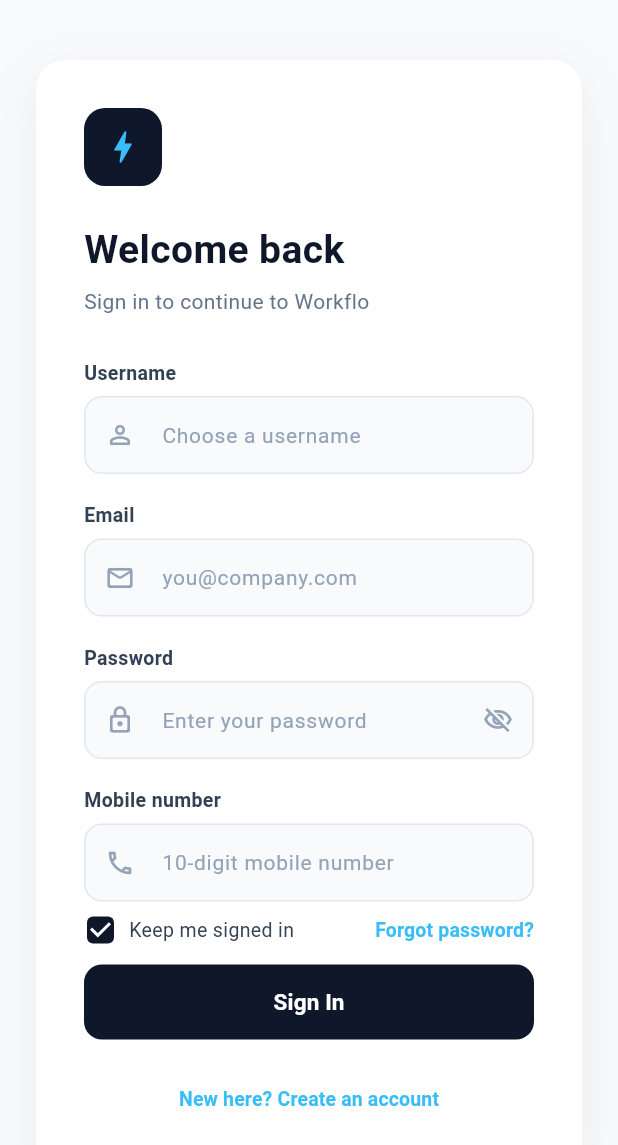
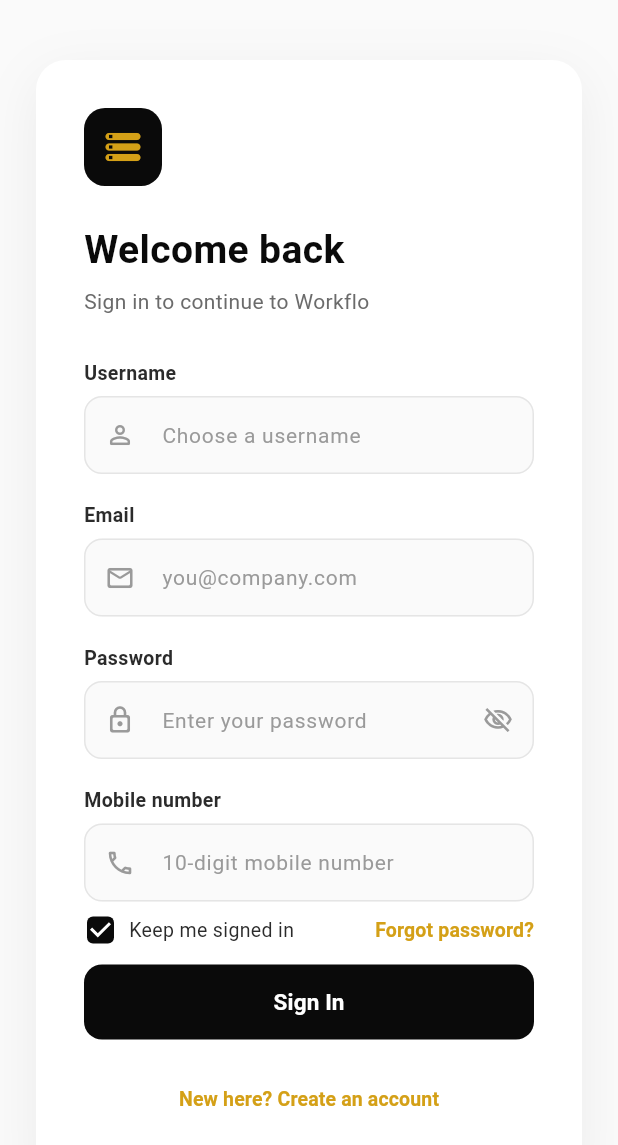
Before and after one commit to BalajiMadduru/DataVault, a Flutter app: the screen it shows after launch, on a phone screen of 412 x 824 dp. Shown: the top 1145 px of the screen. Run offline on Flutter 3.47's test engine with Material 3 defaults, Android fonts, the phone set to English and light mode, and no system bars; our stand-ins replace cloud_firestore, firebase_auth, firebase_core, fl_chart, flutter_secure_storage, pdf and 2 more; missing offline and left inert: excel; accounts and stored records are empty.

Commit message:
added some changes

```diff
--- a/lib/screens/loginscreen.dart
+++ b/lib/screens/loginscreen.dart
@@ -7,6 +7,12 @@ import 'package:flutter_secure_storage/flutter_secure_storage.dart';
 import '../services/apiservice.dart';
 import '../utils/validators.dart';
 import 'dashboardscreen.dart';
+
+// ---------------------------------------------------------------------
+// Theme: black / white / gold
+// ---------------------------------------------------------------------
+const Color _kGold = Color(0xFFD4A017); // logo, borders, focus ring
+const Color _kGoldText = Color(0xFF9A7400); // gold text on white (readable)
 
 /// Metadata for a locally-remembered account.
 /// The password itself is never stored here — only in secure storage,
@@ -413,7 +419,7 @@ class _LoginScreenState extends State<LoginScreen> {
                         borderRadius: BorderRadius.circular(12),
                       ),
                       filled: true,
-                      fillColor: const Color(0xFFF8FAFC),
+                      fillColor: const Color(0xFFFAFAFA),
                     ),
                     onFieldSubmitted: (_) {
                       if (passwordController.text.isNotEmpty) {
@@ -465,7 +471,7 @@ class _LoginScreenState extends State<LoginScreen> {
                     }
                   },
                   style: ElevatedButton.styleFrom(
-                    backgroundColor: const Color(0xFF0F172A),
+                    backgroundColor: const Color(0xFF0A0A0A),
                   ),
                   child: isSubmitting
                       ? const SizedBox(
@@ -642,7 +648,7 @@ class _LoginScreenState extends State<LoginScreen> {
                   children: [
                     const Text(
                       "Enter your email and we'll send you a link to reset your password.",
-                      style: TextStyle(fontSize: 13, color: Color(0xFF64748B)),
+                      style: TextStyle(fontSize: 13, color: Color(0xFF6B6B6B)),
                     ),
                     const SizedBox(height: 16),
                     TextFormField(
@@ -690,7 +696,7 @@ class _LoginScreenState extends State<LoginScreen> {
                     );
                   },
                   style: ElevatedButton.styleFrom(
-                    backgroundColor: const Color(0xFF0F172A),
+                    backgroundColor: const Color(0xFF0A0A0A),
                   ),
                   child: isSending
                       ? const SizedBox(
@@ -719,7 +725,7 @@ class _LoginScreenState extends State<LoginScreen> {
   @override
   Widget build(BuildContext context) {
     return Scaffold(
-      backgroundColor: const Color(0xFFF8FAFC),
+      backgroundColor: const Color(0xFFFAFAFA),
       body: Center(
         child: SingleChildScrollView(
           padding: const EdgeInsets.symmetric(horizontal: 24, vertical: 40),
@@ -746,23 +752,14 @@ class _LoginScreenState extends State<LoginScreen> {
                     crossAxisAlignment: CrossAxisAlignment.start,
                     mainAxisSize: MainAxisSize.min,
                     children: [
-                      Container(
-                        width: 52,
-                        height: 52,
-                        decoration: BoxDecoration(
-                          color: const Color(0xFF0F172A),
-                          borderRadius: BorderRadius.circular(14),
-                        ),
-                        child: const Icon(Icons.bolt_rounded,
-                            color: Color(0xFF38BDF8), size: 28),
-                      ),
+                      const _VaultLogo(),
                       const SizedBox(height: 24),
                       Text(
                         _isRegisterMode ? 'Create your account' : 'Welcome back',
                         style: const TextStyle(
                           fontSize: 26,
                           fontWeight: FontWeight.w700,
-                          color: Color(0xFF0F172A),
+                          color: Color(0xFF0A0A0A),
                         ),
                       ),
                       const SizedBox(height: 6),
@@ -770,7 +767,7 @@ class _LoginScreenState extends State<LoginScreen> {
                         _isRegisterMode
                             ? 'Set up a new account for Workflo'
                             : 'Sign in to continue to Workflo',
-                        style: const TextStyle(fontSize: 14, color: Color(0xFF64748B)),
+                        style: const TextStyle(fontSize: 14, color: Color(0xFF6B6B6B)),
                       ),
 
                       if (_savedAccounts.isNotEmpty) ...[
@@ -847,7 +844,7 @@ class _LoginScreenState extends State<LoginScreen> {
                                   ? Icons.visibility_off_outlined
                                   : Icons.visibility_outlined,
                               size: 20,
-                              color: const Color(0xFF94A3B8),
+                              color: const Color(0xFF9A9A9A),
                             ),
                             onPressed: () =>
                                 setState(() => _obscurePassword = !_obscurePassword),
@@ -881,7 +878,7 @@ class _LoginScreenState extends State<LoginScreen> {
                                 height: 22,
                                 child: Checkbox(
                                   value: _keepSignedIn,
-                                  activeColor: const Color(0xFF0F172A),
+                                  activeColor: const Color(0xFF0A0A0A),
                                   shape: RoundedRectangleBorder(
                                     borderRadius: BorderRadius.circular(4),
                                   ),
@@ -894,7 +891,7 @@ class _LoginScreenState extends State<LoginScreen> {
                                 'Keep me signed in',
                                 style: TextStyle(
                                   fontSize: 13,
-                                  color: Color(0xFF334155),
+                                  color: Color(0xFF2B2B2B),
                                 ),
                               ),
                             ],
@@ -911,7 +908,7 @@ class _LoginScreenState extends State<LoginScreen> {
                               style: TextStyle(
                                 fontSize: 13,
                                 fontWeight: FontWeight.w600,
-                                color: Color(0xFF38BDF8),
+                                color: _kGold,
                               ),
                             ),
                           ),
@@ -926,7 +923,7 @@ class _LoginScreenState extends State<LoginScreen> {
                           onPressed:
                           (_isLoading || _isFillingAccount) ? null : _handleLogin,
                           style: ElevatedButton.styleFrom(
-                            backgroundColor: const Color(0xFF0F172A),
+                            backgroundColor: const Color(0xFF0A0A0A),
                             shape: RoundedRectangleBorder(
                               borderRadius: BorderRadius.circular(12),
                             ),
@@ -964,7 +961,7 @@ class _LoginScreenState extends State<LoginScreen> {
                             style: const TextStyle(
                               fontSize: 13,
                               fontWeight: FontWeight.w600,
-                              color: Color(0xFF38BDF8),
+                              color: _kGold,
                             ),
                           ),
                         ),
@@ -987,24 +984,24 @@ class _LoginScreenState extends State<LoginScreen> {
   }) {
     return InputDecoration(
       hintText: hint,
-      hintStyle: const TextStyle(color: Color(0xFF94A3B8), fontSize: 14),
-      prefixIcon: Icon(icon, size: 20, color: const Color(0xFF94A3B8)),
+      hintStyle: const TextStyle(color: Color(0xFF9A9A9A), fontSize: 14),
+      prefixIcon: Icon(icon, size: 20, color: const Color(0xFF9A9A9A)),
       suffixIcon: suffix,
       filled: true,
-      fillColor: const Color(0xFFF8FAFC),
+      fillColor: const Color(0xFFFAFAFA),
       counterText: '',
       contentPadding: const EdgeInsets.symmetric(vertical: 14, horizontal: 12),
       border: OutlineInputBorder(
         borderRadius: BorderRadius.circular(12),
-        borderSide: const BorderSide(color: Color(0xFFE2E8F0)),
+        borderSide: const BorderSide(color: Color(0xFFE5E5E5)),
       ),
       enabledBorder: OutlineInputBorder(
         borderRadius: BorderRadius.circular(12),
-        borderSide: const BorderSide(color: Color(0xFFE2E8F0)),
+        borderSide: const BorderSide(color: Color(0xFFE5E5E5)),
       ),
       focusedBorder: OutlineInputBorder(
         borderRadius: BorderRadius.circular(12),
-        borderSide: const BorderSide(color: Color(0xFF38BDF8), width: 1.5),
+        borderSide: const BorderSide(color: _kGold, width: 1.5),
       ),
       errorBorder: OutlineInputBorder(
         borderRadius: BorderRadius.circular(12),
@@ -1025,7 +1022,7 @@ class _FieldLabel extends StatelessWidget {
       style: const TextStyle(
         fontSize: 13,
         fontWeight: FontWeight.w600,
-        color: Color(0xFF334155),
+        color: Color(0xFF2B2B2B),
       ),
     );
   }
@@ -1113,10 +1110,10 @@ class _AccountChip extends StatelessWidget {
                   decoration: BoxDecoration(
                     shape: BoxShape.circle,
                     color: isSelected
-                        ? const Color(0xFF0F172A)
-                        : const Color(0xFFE2E8F0),
+                        ? const Color(0xFF0A0A0A)
+                        : const Color(0xFFE5E5E5),
                     border: isSelected
-                        ? Border.all(color: const Color(0xFF38BDF8), width: 2)
+                        ? Border.all(color: _kGold, width: 2)
                         : null,
                   ),
                   child: Text(
@@ -1124,7 +1121,7 @@ class _AccountChip extends StatelessWidget {
                     style: TextStyle(
                       fontSize: 18,
                       fontWeight: FontWeight.w700,
-                      color: isSelected ? Colors.white : const Color(0xFF334155),
+                      color: isSelected ? Colors.white : const Color(0xFF2B2B2B),
                     ),
                   ),
                 ),
@@ -1144,7 +1141,7 @@ class _AccountChip extends StatelessWidget {
                         ],
                       ),
                       child: const Icon(Icons.close_rounded,
-                          size: 14, color: Color(0xFF64748B)),
+                          size: 14, color: Color(0xFF6B6B6B)),
                     ),
                   ),
                 ),
@@ -1157,7 +1154,7 @@ class _AccountChip extends StatelessWidget {
                   : account.email.split('@').first,
               maxLines: 1,
               overflow: TextOverflow.ellipsis,
-              style: const TextStyle(fontSize: 11, color: Color(0xFF64748B)),
+              style: const TextStyle(fontSize: 11, color: Color(0xFF6B6B6B)),
             ),
           ],
         ),
@@ -1184,15 +1181,15 @@ class _AddAccountChip extends StatelessWidget {
               alignment: Alignment.center,
               decoration: BoxDecoration(
                 shape: BoxShape.circle,
-                border: Border.all(color: const Color(0xFFCBD5E1), width: 1.5),
+                border: Border.all(color: const Color(0xFFD4D4D4), width: 1.5),
               ),
               child: const Icon(Icons.add_rounded,
-                  size: 22, color: Color(0xFF64748B)),
+                  size: 22, color: Color(0xFF6B6B6B)),
             ),
             const SizedBox(height: 4),
             const Text(
               'Add',
-              style: TextStyle(fontSize: 11, color: Color(0xFF64748B)),
+              style: TextStyle(fontSize: 11, color: Color(0xFF6B6B6B)),
             ),
           ],
         ),
@@ -1200,3 +1197,24 @@ class _AddAccountChip extends StatelessWidget {
     );
   }
 }
+
+class _VaultLogo extends StatelessWidget {
+  const _VaultLogo();
+
+  @override
+  Widget build(BuildContext context) {
+    return Container(
+      width: 52,
+      height: 52,
+      decoration: BoxDecoration(
+        color: const Color(0xFF0A0A0A),
+        borderRadius: BorderRadius.circular(14),
+      ),
+      child: const Icon(
+        Icons.storage_rounded,
+        color: _kGold,
+        size: 28,
+      ),
+    );
+  }
+}
```
Also changed, not shown: lib/screens/find_entry_dialog.dart (+27 -2 lines), lib/services/apiservice.dart (+18 -19 lines), lib/widgets/common_form_widgets.dart (+28 -1 lines), lib/widgets/heap_entry_dialog.dart (+12 -4 lines), lib/widgets/preview_dialog.dart (+12 -2 lines), lib/widgets/weight_list_entry_dialog.dart (+13 -12 lines).
